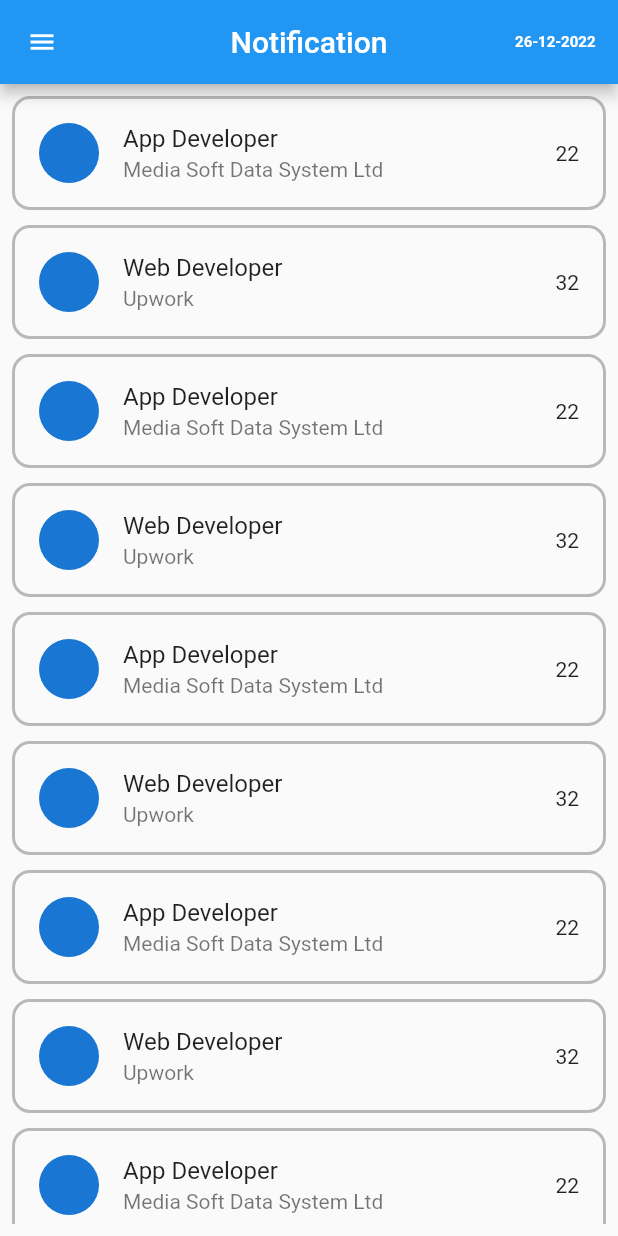
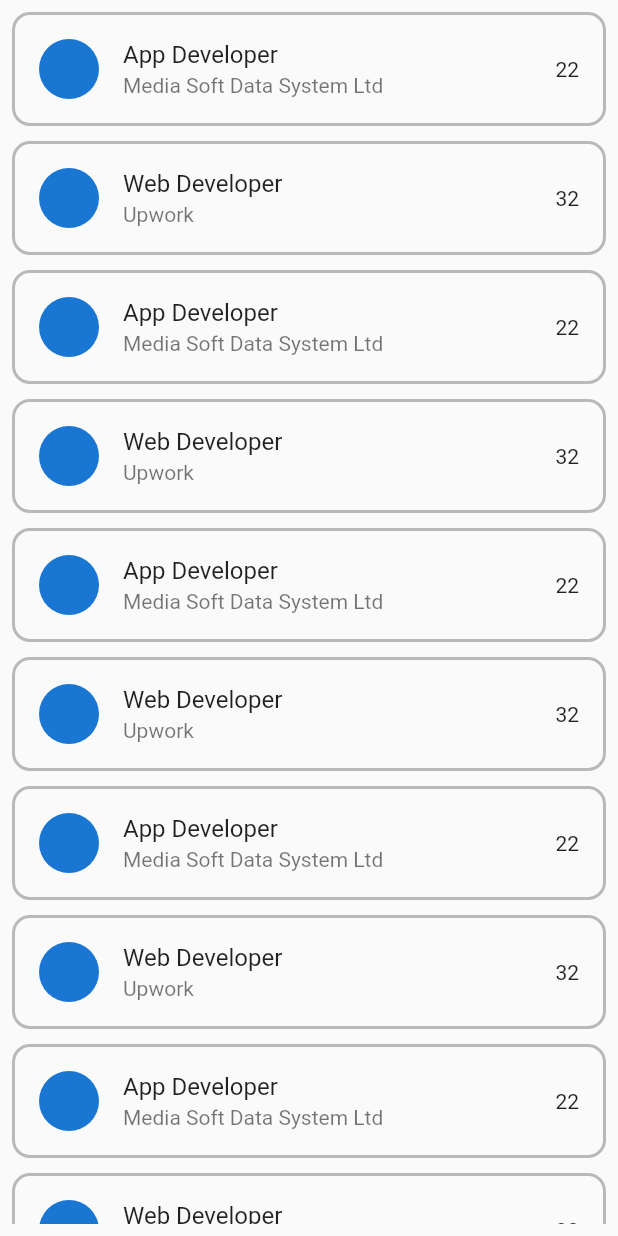
Before and after one commit to tech-aziz/Flutter-BITM, a Flutter app: the HomePage screen opened directly, on a phone screen of 412 x 824 dp. Run offline on Flutter 3.47's test engine with Material 2 defaults, Android fonts, the phone set to English and light mode, and no system bars; our stand-ins replace flutter_screenutil, matcher; network calls fail.

```diff
--- a/flutter_bitm/lib/main.dart
+++ b/flutter_bitm/lib/main.dart
@@ -1,6 +1,6 @@
 import 'package:flutter/material.dart';
 import 'package:flutter_bitm/screens/customWidget.dart';
-import 'package:flutter_bitm/screens/expanded_widget.dart';
+import 'package:flutter_bitm/screens/tab_bar_widget.dart';
 import 'package:flutter_bitm/screens/home_page.dart';
 import 'package:flutter_bitm/screens/user_form.dart';
 import 'package:flutter_screenutil/flutter_screenutil.dart';
--- a/flutter_bitm/lib/screens/customButton.dart
+++ b/flutter_bitm/lib/screens/customButton.dart
@@ -1,3 +1,5 @@
+import 'dart:ui';
+
 import 'package:flutter/material.dart';
 
 class CustomButton extends StatelessWidget {
@@ -7,8 +9,8 @@ class CustomButton extends StatelessWidget {
   @override
   Widget build(BuildContext context) {
     return Container(
-      height: 50,
-      width: 250,
+      height: 10,
+      width: double.infinity,
       decoration: BoxDecoration(
           color: Colors.blueAccent, borderRadius: BorderRadius.circular(20)),
       child: Center(
--- a/flutter_bitm/lib/screens/first_page.dart
+++ b/flutter_bitm/lib/screens/first_page.dart
@@ -127,10 +127,6 @@ class _FirstPageState extends State<FirstPage> {
   @override
   Widget build(BuildContext context) {
     return Scaffold(
-      appBar: AppBar(
-        centerTitle: true,
-        title: Text('Student List'),
-      ),
       body: Padding(
         padding: EdgeInsets.all(10),
         child: ListView.builder(
--- a/flutter_bitm/lib/screens/home_page.dart
+++ b/flutter_bitm/lib/screens/home_page.dart
@@ -19,28 +19,7 @@ class _HomePageState extends State<HomePage> {
   @override
   Widget build(BuildContext context) {
     return Scaffold(
-      appBar: AppBar(
-        title: Text('Notification'),
-        centerTitle: true,
-        actions: [
-          Row(
-            children: [
-              Padding(
-                padding: const EdgeInsets.only(right: 15),
-                child: Text(
-                  dateFormate.toString(),
-                  style: TextStyle(fontSize: 10, fontWeight: FontWeight.bold),
-                ),
-              ),
-            ],
-          )
-        ],
-        leading: Icon(
-          Icons.menu,
-          color: Colors.white,
-          size: 20,
-        ),
-      ),
+
       body: Padding(
         padding: const EdgeInsets.all(8.0),
         child: SingleChildScrollView(
--- a/flutter_bitm/lib/screens/second_page.dart
+++ b/flutter_bitm/lib/screens/second_page.dart
@@ -26,10 +26,7 @@ class _SecondPageState extends State<SecondPage> {
   @override
   Widget build(BuildContext context) {
     return Scaffold(
-      appBar: AppBar(
-        centerTitle: true,
-        title: Text('Student Information length'),
-      ),
+
       body: Column(
         children: [
           Expanded(
```
Also changed, not shown: flutter_bitm/lib/screens/expanded_widget.dart (+7 -29 lines), flutter_bitm/lib/screens/tab_bar_widget.dart (added, +63 -0 lines), flutter_bitm/lib/screens/user_form.dart (+1 -7 lines).
